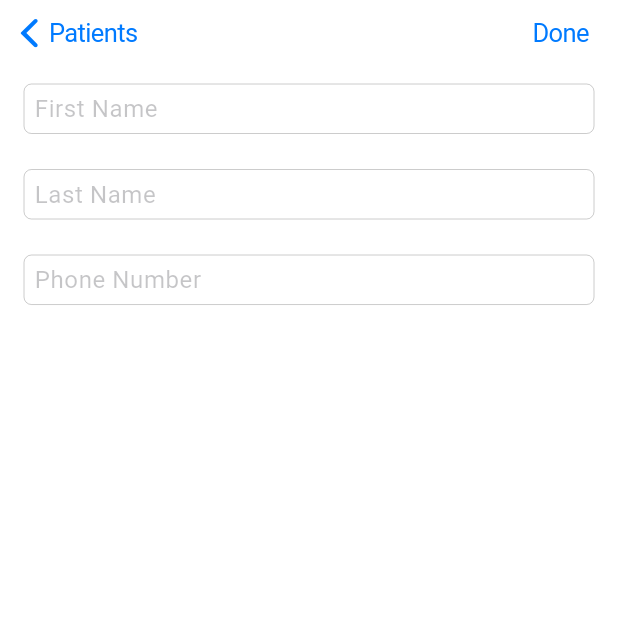
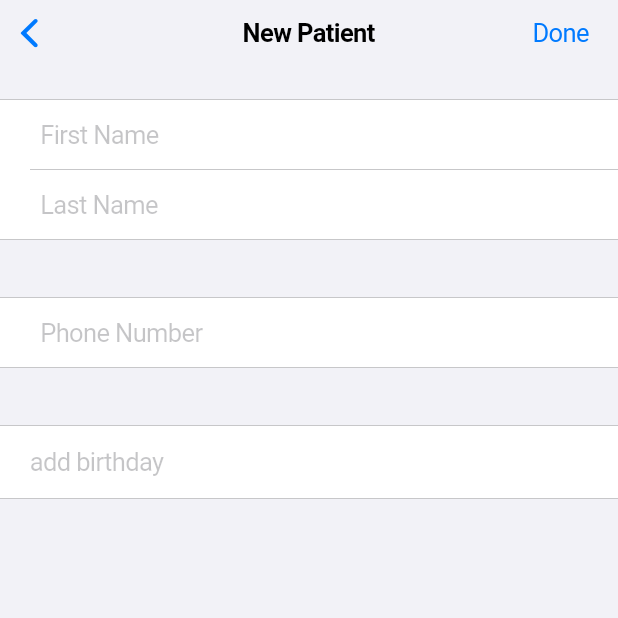
Before and after one commit to iselo/doctor-planner, a Flutter app: the AddPatientSheet screen opened directly, on a phone screen of 412 x 824 dp, the top half of it. Run offline on Flutter 3.47's test engine with Material 3 defaults, Android fonts, the phone set to English and light mode, and no system bars; our stand-ins replace drift, flutter_riverpod, modal_bottom_sheet; missing offline and left inert: dart:js_interop; accounts and stored records are empty; generated files the repository leaves out were written again.

Commit message:
Add birthday to UI

```diff
--- a/lib/patients/add_patient_sheet.dart
+++ b/lib/patients/add_patient_sheet.dart
@@ -1,5 +1,6 @@
 import 'package:flutter/cupertino.dart';
 import 'package:flutter_riverpod/flutter_riverpod.dart';
+import 'package:intl/intl.dart';
 import 'package:uuid/uuid.dart';
 
 import '../data/database_provider.dart';
@@ -13,10 +14,122 @@ class AddPatientSheet extends ConsumerStatefulWidget {
 }
 
 class _AddPatientSheetState extends ConsumerState<AddPatientSheet> {
+  static const double sectionSpacing = 16.0;
+
   final _firstNameController = TextEditingController();
   final _lastNameController = TextEditingController();
   final _phoneController = TextEditingController();
+  DateTime? _selectedBirthday;
   final _uuid = Uuid();
+
+  @override
+  Widget build(BuildContext context) {
+    var locale = DateFormat.yMMMd(Localizations.localeOf(context).toString());
+    return CupertinoPageScaffold(
+      backgroundColor: CupertinoColors.systemGrey6,
+      navigationBar: CupertinoNavigationBar(
+        middle: const Text("New Patient"),
+        // previousPageTitle: "Patients",
+        trailing: CupertinoButton(
+          padding: EdgeInsets.zero,
+          onPressed: _onSave,
+          child: const Text("Done"),
+        ),
+      ),
+      child: SafeArea(
+        child: ListView(
+          children: [
+            CupertinoFormSection(
+              children: [
+                // const SizedBox(height: 20),
+                _newCupertinoFormRow("First Name", _firstNameController),
+                _newCupertinoFormRow("Last Name", _lastNameController),
+              ],
+            ),
+            const SizedBox(height: sectionSpacing),
+            CupertinoFormSection(
+              children: [
+                _newCupertinoFormRow(
+                  "Phone Number",
+                  _phoneController,
+                  keyboardType: TextInputType.phone,
+                ),
+              ],
+            ),
+            const SizedBox(height: sectionSpacing),
+            CupertinoFormSection(
+              children: [
+                CupertinoFormRow(
+                  child: GestureDetector(
+                    onTap: () => _showDatePicker(context),
+                    child: Container(
+                      alignment: Alignment.centerLeft,
+                      padding: const EdgeInsets.symmetric(vertical: 8),
+                      child:
+                      Text(
+                        _selectedBirthday == null
+                            ? "add birthday"
+                            : locale.format(_selectedBirthday!),
+                        style: TextStyle(
+                          color: _selectedBirthday == null
+                              ? CupertinoColors.placeholderText
+                              : CupertinoColors.label,
+                        ),
+                      ),
+                    ),
+                  ),
+                ),
+              ],
+            ),
+          ],
+        ),
+      ),
+    );
+  }
+
+  Widget _newCupertinoFormRow(
+    String placeholder,
+    TextEditingController controller, {
+    TextInputType keyboardType = TextInputType.text,
+  }) {
+    return CupertinoFormRow(
+      child: CupertinoTextField(
+        controller: controller,
+        placeholder: placeholder,
+        keyboardType: keyboardType,
+        clearButtonMode: OverlayVisibilityMode.editing,
+        decoration: const BoxDecoration(),
+      ),
+    );
+  }
+
+  void _showDatePicker(BuildContext context) {
+    showCupertinoModalPopup<void>(
+      context: context,
+      builder: (BuildContext context) => Container(
+        height: 216,
+        padding: const EdgeInsets.only(top: 6.0),
+        // The Bottom margin is provided to align the popup above the system
+        // navigation bar.
+        margin: EdgeInsets.only(
+          bottom: MediaQuery.of(context).viewInsets.bottom,
+        ),
+        color: CupertinoColors.systemBackground,
+        child: SafeArea(
+          top: false,
+          child: CupertinoDatePicker(
+            initialDateTime: _selectedBirthday ?? DateTime.now(),
+            minimumDate: DateTime(1900, 1, 1),
+            maximumDate: DateTime.now(),
+            mode: CupertinoDatePickerMode.date,
+            onDateTimeChanged: (DateTime newDate) {
+              setState(() => _selectedBirthday = newDate);
+            },
+          ),
+        ),
+      ),
+    );
+  }
 
   Future<void> _onSave() async {
     final firstName = _firstNameController.text.trim();
@@ -32,58 +145,13 @@ class _AddPatientSheetState extends ConsumerState<AddPatientSheet> {
       phoneNumber: phone.isEmpty ? null : phone,
     );
 
-    final service = ref.read(DatabaseProvider.instance().patientServiceProvider());
+    final service = ref.read(
+      DatabaseProvider.instance().patientServiceProvider(),
+    );
     await service.add(patient);
 
     if (!mounted) return;
 
     Navigator.of(context).pop();
   }
-
-  @override
-  Widget build(BuildContext context) {
-    return CupertinoPageScaffold(
-      navigationBar: CupertinoNavigationBar(
-        middle: const Text("Add Patient"),
-        previousPageTitle: "Patients",
-        trailing: CupertinoButton(
-          padding: EdgeInsets.zero,
-          onPressed: _onSave,
-          child: const Text("Done"),
-        ),
-      ),
-      child: SafeArea(
-        child: SingleChildScrollView(
-          child: Column(
-            children: [
-              // const SizedBox(height: 20),
-              _buildTextField("First Name", _firstNameController),
-              _buildTextField("Last Name", _lastNameController),
-              _buildTextField(
-                "Phone Number",
-                _phoneController,
-                keyboardType: TextInputType.phone,
-              ),
-            ],
-          ),
-        ),
-      ),
-    );
-  }
-
-  Widget _buildTextField(
-      String placeholder,
-      TextEditingController controller, {
-        TextInputType keyboardType = TextInputType.text,
-      }) {
-    return Padding(
-      padding: const EdgeInsets.symmetric(horizontal: 16, vertical: 12),
-      child: CupertinoTextField(
-        controller: controller,
-        placeholder: placeholder,
-        keyboardType: keyboardType,
-        clearButtonMode: OverlayVisibilityMode.editing,
-      ),
-    );
-  }
 }
--- a/pubspec.yaml
+++ b/pubspec.yaml
@@ -42,6 +42,7 @@ dependencies:
   flutter_riverpod: ^3.0.3
   uuid: ^4.5.2
   modal_bottom_sheet: ^3.0.0
+  intl: ^0.18.1
 
 dev_dependencies:
   flutter_test:
```
Also changed, not shown: lib/doctor_planner_app.dart (+0 -7 lines), lib/patients/patient_tab_view.dart (+8 -7 lines), pubspec.lock, 1 other file.
